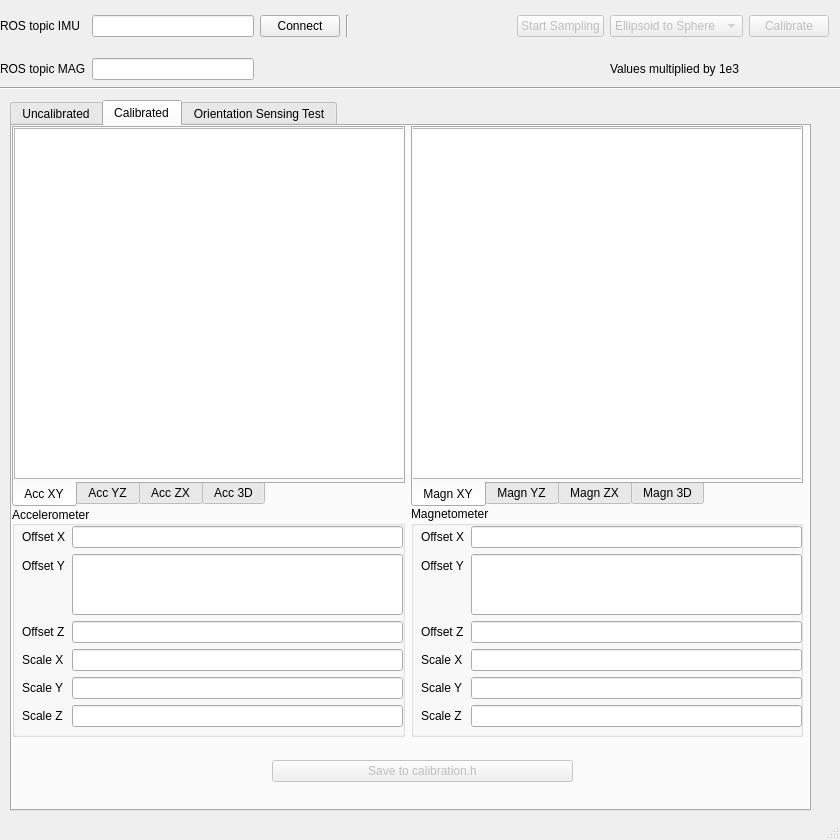
The window that freeimu_cal.ui (nathanfourniol/FreeIMU-gui-ROS) describes before a commit, drawn with Qt 5.
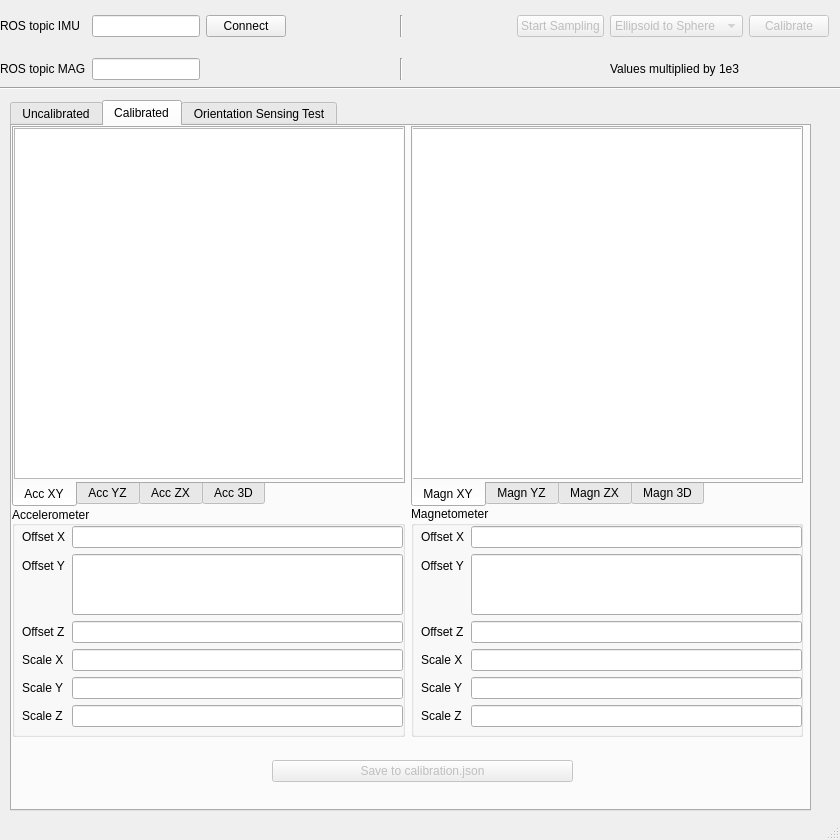
The same window after the commit. The open tabs and pages were chosen to show the change. Custom widgets are drawn as their Qt base class.

Commit message: file .json instead of .h

The edit to the form file:
```diff
--- a/freeimu_cal.ui
+++ b/freeimu_cal.ui
@@ -70,7 +70,7 @@
      <property name="sizeConstraint">
       <enum>QLayout::SetDefaultConstraint</enum>
      </property>
-     <item row="0" column="8">
+     <item row="0" column="9">
       <widget class="QComboBox" name="calAlgorithmComboBox">
        <property name="enabled">
         <bool>false</bool>
@@ -85,7 +85,7 @@
        </item>
       </widget>
      </item>
-     <item row="0" column="9">
+     <item row="0" column="10">
       <widget class="QPushButton" name="calibrateButton">
        <property name="enabled">
         <bool>false</bool>
@@ -101,13 +101,26 @@
      <item row="0" column="1">
       <widget class="QLineEdit" name="imuTopicEdit"/>
      </item>
-     <item row="0" column="3">
+     <item row="0" column="4">
       <widget class="Line" name="line_2">
        <property name="orientation">
         <enum>Qt::Vertical</enum>
        </property>
       </widget>
      </item>
+     <item row="0" column="7">
+      <spacer name="horizontalSpacer">
+       <property name="orientation">
+        <enum>Qt::Horizontal</enum>
+       </property>
+       <property name="sizeHint" stdset="0">
+        <size>
+         <width>40</width>
+         <height>20</height>
+        </size>
+       </property>
+      </spacer>
+     </item>
      <item row="0" column="0">
       <widget class="QLabel" name="label">
        <property name="text">
@@ -115,19 +128,6 @@
        </property>
       </widget>
      </item>
-     <item row="0" column="6">
-      <spacer name="horizontalSpacer">
-       <property name="orientation">
-        <enum>Qt::Horizontal</enum>
-       </property>
-       <property name="sizeHint" stdset="0">
-        <size>
-         <width>40</width>
-         <height>20</height>
-        </size>
-       </property>
-      </spacer>
-     </item>
      <item row="2" column="1">
       <widget class="QLineEdit" name="magnTopicEdit"/>
      </item>
@@ -138,7 +138,7 @@
        </property>
       </widget>
      </item>
-     <item row="0" column="7">
+     <item row="0" column="8">
       <widget class="QPushButton" name="samplingToggleButton">
        <property name="enabled">
         <bool>false</bool>
@@ -160,7 +160,7 @@
        </property>
       </widget>
      </item>
-     <item row="2" column="8">
+     <item row="2" column="9">
       <widget class="QLabel" name="label_6">
        <property name="text">
         <string>Values multiplied by 1e3</string>
@@ -177,6 +177,26 @@
        </property>
       </widget>
      </item>
+     <item row="2" column="4">
+      <widget class="Line" name="line_4">
+       <property name="orientation">
+        <enum>Qt::Vertical</enum>
+       </property>
+      </widget>
+     </item>
+     <item row="0" column="3">
+      <spacer name="horizontalSpacer_2">
+       <property name="orientation">
+        <enum>Qt::Horizontal</enum>
+       </property>
+       <property name="sizeHint" stdset="0">
+        <size>
+         <width>40</width>
+         <height>20</height>
+        </size>
+       </property>
+      </spacer>
+     </item>
     </layout>
    </widget>
    <widget class="QTabWidget" name="tabWidget">
@@ -566,7 +586,7 @@
           <string>Store the calibration parameters in an header .h file.</string>
          </property>
          <property name="text">
-          <string>Save to calibration.h</string>
+          <string>Save to calibration.json</string>
          </property>
         </widget>
        </item>
```
The commit also changes 10 other files.
